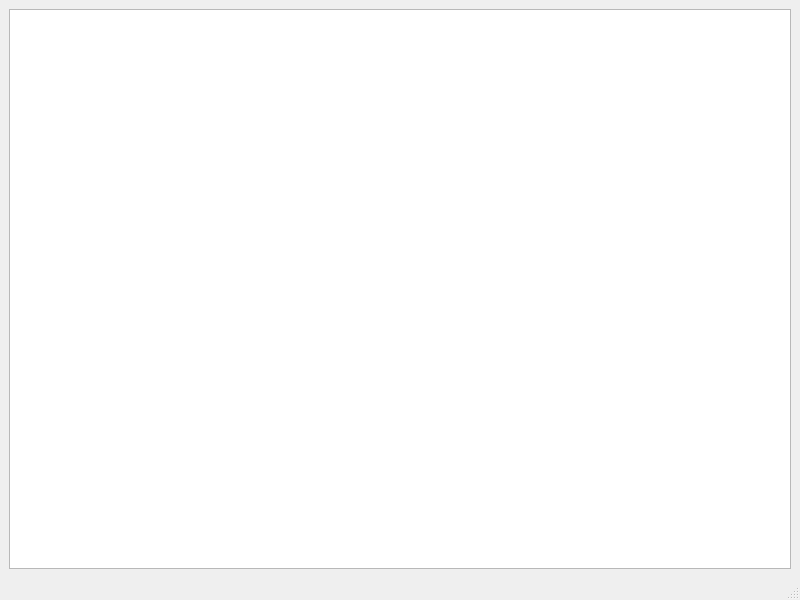
First picture: the form in mainwindow.ui, repository nefethael/qt-adsb-alert, before the edit.
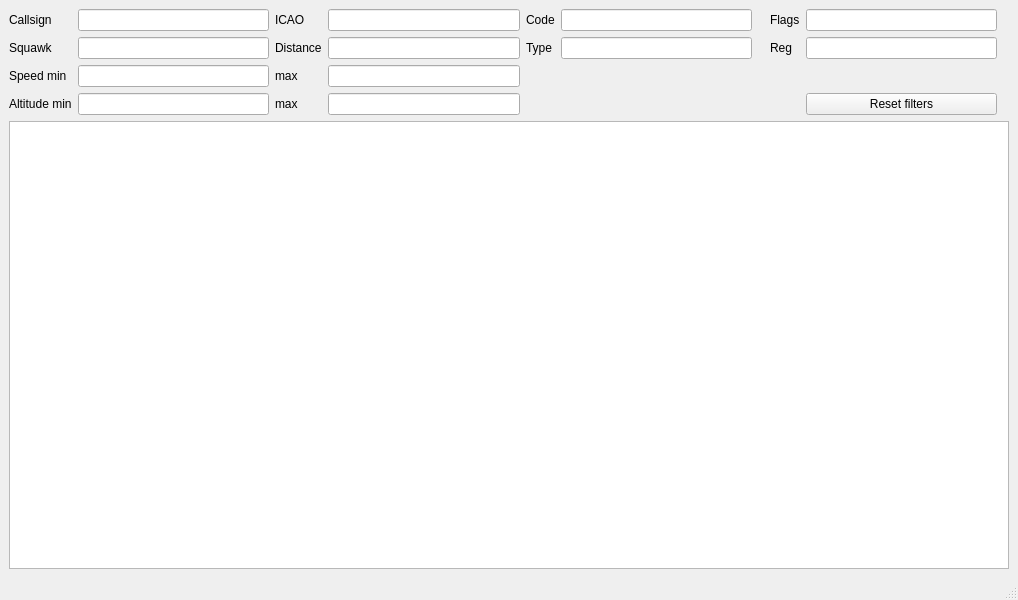
Second picture: the form after the edit. Icons and pictures are not drawn.

```diff
--- a/mainwindow.ui
+++ b/mainwindow.ui
@@ -6,7 +6,7 @@
    <rect>
     <x>0</x>
     <y>0</y>
-    <width>800</width>
+    <width>1018</width>
     <height>600</height>
    </rect>
   </property>
@@ -15,13 +15,140 @@
   </property>
   <widget class="QWidget" name="centralwidget">
    <layout class="QGridLayout" name="gridLayout">
+    <item row="2" column="1">
+     <widget class="QLineEdit" name="m_speedMinLE"/>
+    </item>
+    <item row="4" column="1">
+     <widget class="QLineEdit" name="m_altMinLE"/>
+    </item>
+    <item row="0" column="4">
+     <widget class="QLabel" name="label_3">
+      <property name="text">
+       <string>Code</string>
+      </property>
+     </widget>
+    </item>
+    <item row="4" column="3">
+     <widget class="QLineEdit" name="m_altMaxLE"/>
+    </item>
+    <item row="0" column="5">
+     <widget class="QLineEdit" name="m_codeLE"/>
+    </item>
     <item row="0" column="0">
+     <widget class="QLabel" name="label">
+      <property name="text">
+       <string>Callsign</string>
+      </property>
+     </widget>
+    </item>
+    <item row="0" column="8">
+     <widget class="QLabel" name="label_5">
+      <property name="text">
+       <string>Flags</string>
+      </property>
+     </widget>
+    </item>
+    <item row="2" column="0">
+     <widget class="QLabel" name="label_7">
+      <property name="text">
+       <string>Speed min</string>
+      </property>
+     </widget>
+    </item>
+    <item row="0" column="1">
+     <widget class="QLineEdit" name="m_callsignLE"/>
+    </item>
+    <item row="4" column="0">
+     <widget class="QLabel" name="label_6">
+      <property name="text">
+       <string>Altitude min</string>
+      </property>
+     </widget>
+    </item>
+    <item row="4" column="2">
+     <widget class="QLabel" name="label_12">
+      <property name="text">
+       <string>max</string>
+      </property>
+     </widget>
+    </item>
+    <item row="0" column="2">
+     <widget class="QLabel" name="label_2">
+      <property name="text">
+       <string>ICAO</string>
+      </property>
+     </widget>
+    </item>
+    <item row="0" column="9">
+     <widget class="QLineEdit" name="m_flagLE"/>
+    </item>
+    <item row="2" column="3">
+     <widget class="QLineEdit" name="m_speedMaxLE"/>
+    </item>
+    <item row="2" column="2">
+     <widget class="QLabel" name="label_8">
+      <property name="text">
+       <string>max</string>
+      </property>
+     </widget>
+    </item>
+    <item row="0" column="3">
+     <widget class="QLineEdit" name="m_hexLE"/>
+    </item>
+    <item row="5" column="0" colspan="12">
      <widget class="QTableView" name="tableView">
       <property name="sortingEnabled">
        <bool>true</bool>
       </property>
      </widget>
     </item>
+    <item row="1" column="0">
+     <widget class="QLabel" name="label_10">
+      <property name="text">
+       <string>Squawk</string>
+      </property>
+     </widget>
+    </item>
+    <item row="1" column="1">
+     <widget class="QLineEdit" name="m_squawkLE"/>
+    </item>
+    <item row="1" column="2">
+     <widget class="QLabel" name="label_11">
+      <property name="text">
+       <string>Distance</string>
+      </property>
+     </widget>
+    </item>
+    <item row="1" column="3">
+     <widget class="QLineEdit" name="m_distLE"/>
+    </item>
+    <item row="1" column="4">
+     <widget class="QLabel" name="label_4">
+      <property name="text">
+       <string>Type</string>
+      </property>
+     </widget>
+    </item>
+    <item row="1" column="5">
+     <widget class="QLineEdit" name="m_typeLE"/>
+    </item>
+    <item row="1" column="8">
+     <widget class="QLabel" name="label_9">
+      <property name="text">
+       <string>Reg</string>
+      </property>
+     </widget>
+    </item>
+    <item row="1" column="9">
+     <widget class="QLineEdit" name="m_regLE"/>
+    </item>
+    <item row="4" column="9">
+     <widget class="QPushButton" name="m_resetPB">
+      <property name="text">
+       <string>Reset filters</string>
+      </property>
+     </widget>
+    </item>
    </layout>
   </widget>
   <widget class="QMenuBar" name="menubar">
```
Left out of the diff: 20 changed lines with no effect on the pictures.
